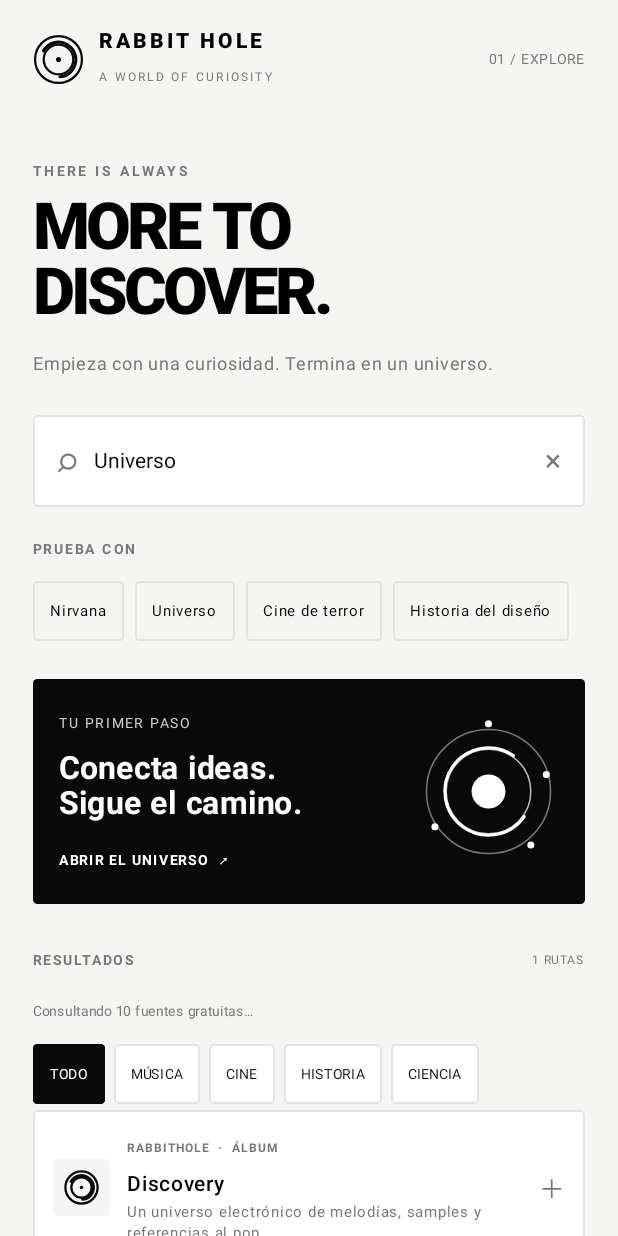
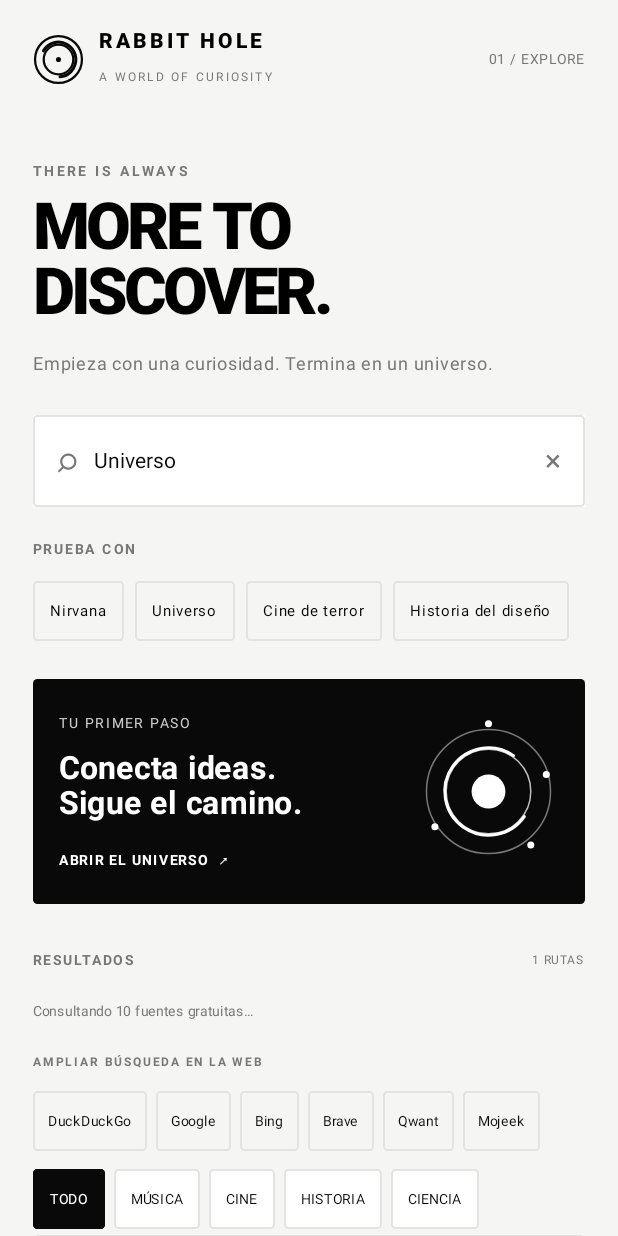
Before and after one commit to ndensver-cmyk/RabbitHole, an Android app built with Jetpack Compose: the screen it shows after launch (MainActivity), after a tap on "Universo", on a phone screen of 412 x 824 dp. Run offline under Robolectric (Android 15) with nearby library versions, the phone set to English and light mode, and no system bars; 1 statement that could not run was skipped.

Commit message:
Add external search engine shortcuts

```diff
--- a/app/src/main/java/com/rabbithole/app/MainActivity.kt
+++ b/app/src/main/java/com/rabbithole/app/MainActivity.kt
@@ -1,6 +1,7 @@
 package com.rabbithole.app
 
 import android.os.Bundle
+import android.net.Uri
 import androidx.activity.ComponentActivity
 import androidx.activity.compose.setContent
 import androidx.compose.animation.AnimatedContent
@@ -113,13 +114,14 @@ class MainActivity:ComponentActivity(){
    if(selected==null) Navigation(tab){tab=it}
   }
   selected?.let{item->Detail(item,item.title in saved,{selected=null},{saved=if(item.title in saved)saved-item.title else saved+item.title}){connection->
-   selected=catalog.find{it.title.equals(connection,true)}?:Discovery(connection,"NUEVA RUTA","Todo","Una conexión para continuar tu exploración.",listOf("Contexto","Referencias","Ideas relacionadas"))
+   selected=catalog.find{it.title.equals(connection,true)}?:onlineResults.find{it.title.equals(connection,true)}?:Discovery(connection,"NUEVA RUTA","Todo","Una conexión para continuar tu exploración.",listOf("Contexto","Referencias","Ideas relacionadas"))
    history=(listOf(connection)+history).distinct().take(40)
   }}
  }
 }
 
 @Composable private fun Home(query:String,onQuery:(String)->Unit,category:String,onCategory:(String)->Unit,results:List<Discovery>,searchStatus:String,saved:Set<String>,onSave:(String)->Unit,onOpen:(Discovery)->Unit,onMap:()->Unit){
+ val uriHandler=LocalUriHandler.current
  LazyColumn(Modifier.fillMaxSize(),contentPadding=PaddingValues(bottom=20.dp)){
   item{
    Column(Modifier.padding(start=22.dp,end=22.dp,top=23.dp)){
@@ -144,6 +146,13 @@ class MainActivity:ComponentActivity(){
     }
     Row(Modifier.padding(top=25.dp,bottom=10.dp),verticalAlignment=Alignment.CenterVertically){Text(if(query.isBlank())"PUNTOS DE PARTIDA" else "RESULTADOS",fontSize=9.sp,color=Muted,letterSpacing=1.6.sp,fontWeight=FontWeight.Bold);Spacer(Modifier.weight(1f));Text("${results.size} RUTAS",fontSize=8.sp,color=Muted)}
     Text(searchStatus,Modifier.padding(bottom=10.dp),fontSize=9.sp,color=Muted)
+    if(query.trim().length>=2){
+     Text("AMPLIAR BÚSQUEDA EN LA WEB",Modifier.padding(bottom=7.dp),fontSize=8.sp,color=Muted,letterSpacing=1.2.sp,fontWeight=FontWeight.Bold)
+     Row(Modifier.horizontalScroll(rememberScrollState()),horizontalArrangement=Arrangement.spacedBy(6.dp)){
+      listOf("DuckDuckGo" to "https://duckduckgo.com/?q=${Uri.encode(query)}","Google" to "https://www.google.com/search?q=${Uri.encode(query)}","Bing" to "https://www.bing.com/search?q=${Uri.encode(query)}","Brave" to "https://search.brave.com/search?q=${Uri.encode(query)}","Qwant" to "https://www.qwant.com/?q=${Uri.encode(query)}","Mojeek" to "https://www.mojeek.com/search?q=${Uri.encode(query)}").forEach{(name,url)->Text(name,Modifier.border(1.dp,Rule,RoundedCornerShape(3.dp)).clickable{runCatching{uriHandler.openUri(url)}}.padding(horizontal=10.dp,vertical=8.dp),fontSize=9.sp,color=Ink)}
+     }
+     Spacer(Modifier.height(12.dp))
+    }
     Row(Modifier.horizontalScroll(rememberScrollState()),horizontalArrangement=Arrangement.spacedBy(6.dp)){
      listOf("Todo","Música","Cine","Historia","Ciencia").forEach{c->val active=c==category;Text(c.uppercase(),Modifier.background(if(active)Ink else Color.White,RoundedCornerShape(3.dp)).border(1.dp,if(active)Ink else Rule,RoundedCornerShape(3.dp)).clickable{onCategory(c)}.padding(horizontal=11.dp,vertical=8.dp),fontSize=9.sp,color=if(active)Color.White else Ink,letterSpacing=.5.sp)}
     }
```
